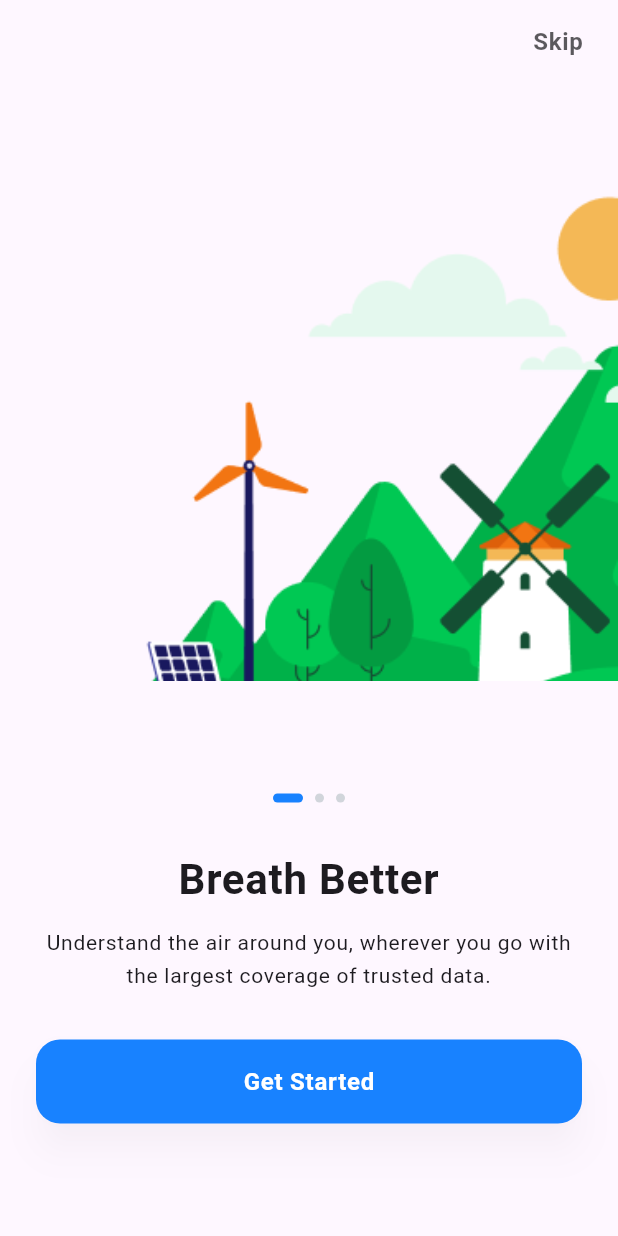
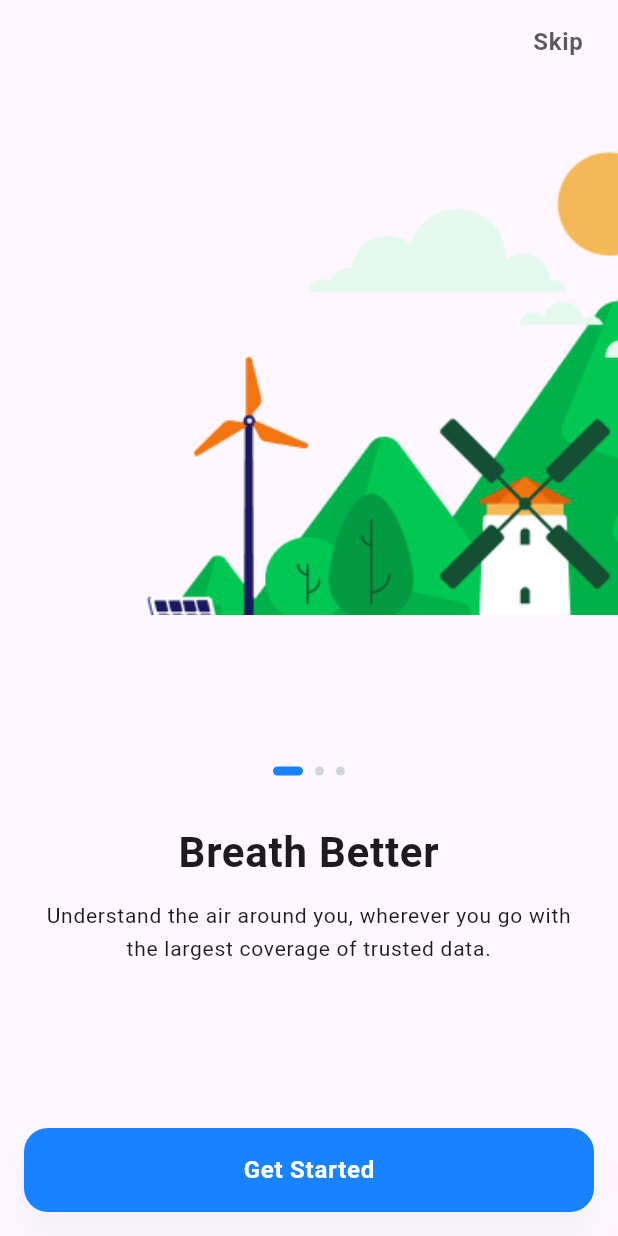
Before and after one commit to hviiet/flutter-training, a Flutter app: the screen it shows after launch, on a phone screen of 412 x 824 dp. Run offline on Flutter 3.47's test engine with Material 3 defaults, Android fonts, the phone set to English and light mode, and no system bars; Roboto replaces fonts that are missing (ABeeZee, SF Pro Display).

Commit message:
fix: onboarding button fixed & remove unused import

```diff
--- a/lib/main.dart
+++ b/lib/main.dart
@@ -1,7 +1,6 @@
 import 'package:flutter/material.dart';
 import 'package:provider/provider.dart';
 import 'package:weather_app/onboarding.dart';
-import 'package:weather_app/rootpage.dart';
 import 'providers/tab_provider.dart';
 
 void main() {
--- a/lib/onboarding.dart
+++ b/lib/onboarding.dart
@@ -66,9 +66,12 @@ class _OnboardingState extends State<Onboarding> {
           const SizedBox(width: 8),
         ],
       ),
+
       body: SafeArea(
-        child: Padding(
-          padding: const EdgeInsets.only(top: 12),
+        minimum: const EdgeInsets.only(top: 12),
+        child: Column(
+          children: [
+            Expanded(
               child: PageView.builder(
                 controller: _controller,
                 itemCount: images.length,
@@ -77,8 +80,6 @@ class _OnboardingState extends State<Onboarding> {
                   return Column(
                     crossAxisAlignment: CrossAxisAlignment.stretch,
                     children: [
-                  // image
-                  const SizedBox(height: 16),
                       Expanded(
                         child: Image.asset(
                           images[i],
@@ -95,7 +96,6 @@ class _OnboardingState extends State<Onboarding> {
                             mainAxisAlignment: MainAxisAlignment.center,
                             crossAxisAlignment: CrossAxisAlignment.stretch,
                             children: [
-                          // slider
                               Row(
                                 mainAxisAlignment: MainAxisAlignment.center,
                                 children: List.generate(images.length, (j) {
@@ -116,7 +116,6 @@ class _OnboardingState extends State<Onboarding> {
                                   );
                                 }),
                               ),
-
                               const SizedBox(height: 32),
 
                               // title
@@ -131,7 +130,6 @@ class _OnboardingState extends State<Onboarding> {
                                   letterSpacing: 0.5,
                                 ),
                               ),
-
                               const SizedBox(height: 12),
 
                               // content
@@ -147,23 +145,31 @@ class _OnboardingState extends State<Onboarding> {
                                 ),
                               ),
 
-                          const SizedBox(height: 32),
+                              const SizedBox(height: 8),
+                            ],
+                          ),
+                        ),
+                      ),
+                    ],
+                  );
+                },
+              ),
+            ),
+          ],
+        ),
+      ),
 
-                          // button
-                          SizedBox(
+      bottomNavigationBar: SafeArea(
+        minimum: const EdgeInsets.fromLTRB(16, 0, 16, 16),
+        child: SizedBox(
+          height: 56,
           width: double.infinity,
-                            height: 56,
           child: ElevatedButton(
             style: ElevatedButton.styleFrom(
               backgroundColor: const Color(0xFF1882FF),
               foregroundColor: Colors.white,
               elevation: 10,
-                                shadowColor: const Color.fromRGBO(
-                                  17,
-                                  24,
-                                  39,
-                                  0.1,
-                                ),
+              shadowColor: const Color.fromRGBO(17, 24, 39, 0.1),
               shape: RoundedRectangleBorder(
                 borderRadius: BorderRadius.circular(16),
               ),
@@ -176,21 +182,10 @@ class _OnboardingState extends State<Onboarding> {
             ),
             onPressed: () {
               Navigator.of(context).pushReplacement(
-                                  MaterialPageRoute(
-                                    builder: (_) => const Login(),
-                                  ),
+                MaterialPageRoute(builder: (_) => const Login()),
               );
             },
             child: const Text('Get Started'),
-                            ),
-                          ),
-                        ],
-                      ),
-                    ),
-                  ),
-                ],
-              );
-            },
           ),
         ),
       ),
```
Lines whose indentation alone changed are shown as unchanged.
